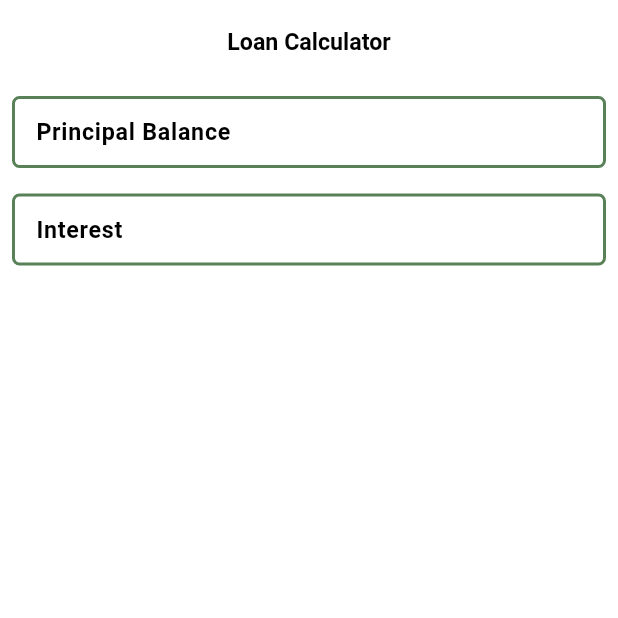
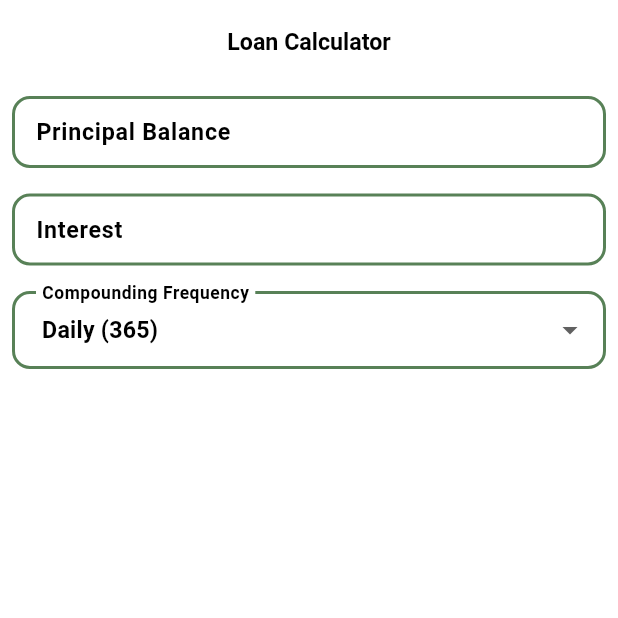
Before and after one commit to zachpfaltzgraff/Loan-Calculator, a Flutter app: the screen it shows after launch, on a phone screen of 412 x 824 dp, the top half of it. Run offline on Flutter 3.47's test engine with Material 3 defaults, Android fonts, the light colour scheme and no system bars; our stand-ins replace dropdown_button2, shared_preferences, vibration.

Commit message:
dropdown added

```diff
--- a/loan_calculator/lib/components/calculator_inputs.dart
+++ b/loan_calculator/lib/components/calculator_inputs.dart
@@ -1,8 +1,10 @@
 import 'package:flutter/material.dart';
 import 'package:loan_calculator/themes/theme.dart';
+import 'package:loan_calculator/themes/vibrator.dart';
 import 'package:loan_calculator/widgets/input.dart';
 import 'package:loan_calculator/widgets/input_validations.dart';
 import 'package:provider/provider.dart';
+import 'package:dropdown_button2/dropdown_button2.dart';
 
 class CalculatorInputs extends StatefulWidget {
   const CalculatorInputs({super.key});
@@ -17,6 +19,13 @@ class _CalculatorInputsState extends State<CalculatorInputs> {
 
   TextEditingController interestCalculator = TextEditingController();
   FocusNode interestNode = FocusNode();
+
+  List<String> compoundingFrequency = [
+    'Daily (365)',
+    'Monthly (12)',
+    'Yearly (1)',
+  ];
+  int selectedCompoundingIndex = 0;
 
   @override
   Widget build(BuildContext context) {
@@ -54,8 +63,62 @@ class _CalculatorInputsState extends State<CalculatorInputs> {
               InputValidation.onlyNumbers(),
             ],
           ),
+          compoundingInterestBox(theme, context),
         ],
       ),
     );
   }
+
+  DropdownButtonFormField<int> compoundingInterestBox(Themes theme, BuildContext context) {
+    return DropdownButtonFormField<int>(
+      value: selectedCompoundingIndex,
+      onChanged: (int? newIndex) {
+        if (selectedCompoundingIndex != newIndex) Vibrator().vibrateShort();
+        setState(() {
+          selectedCompoundingIndex = newIndex!;
+        });
+      },
+      onTap: () {
+        Vibrator().vibrateShort();
+      },
+      decoration: InputDecoration(
+        labelText: 'Compounding Frequency',
+        labelStyle: theme.textStyle(context),
+        filled: true,
+        fillColor: theme.backgroundColor,
+        contentPadding: const EdgeInsets.symmetric(horizontal: 16, vertical: 14),
+        border: OutlineInputBorder(
+          borderRadius: BorderRadius.circular(12),
+          borderSide: BorderSide(
+            color: theme.primaryColor,
+            width: 2,
+          ),
+        ),
+        enabledBorder: OutlineInputBorder(
+          borderRadius: BorderRadius.circular(12),
+          borderSide: BorderSide(
+            color: theme.primaryColor,
+            width: 2,
+          ),
+        ),
+        focusedBorder: OutlineInputBorder(
+          borderRadius: BorderRadius.circular(12),
+          borderSide: BorderSide(
+            color: theme.primaryColor,
+            width: 2.5,
+          ),
+        ),
+      ),
+      dropdownColor: theme.backgroundColor,
+      icon: const Icon(Icons.arrow_drop_down_outlined),
+      borderRadius: BorderRadius.circular(12),
+      items: List.generate(compoundingFrequency.length, (index) {
+        final item = compoundingFrequency[index];
+        return DropdownMenuItem<int>(
+          value: index,
+          child: Text(item, style: theme.textStyle(context)),
+        );
+      }),
+    );
+  }
 }
--- a/loan_calculator/lib/widgets/input.dart
+++ b/loan_calculator/lib/widgets/input.dart
@@ -93,21 +93,21 @@ class _InputBoxState extends State<InputBox> {
             filled: true,
             fillColor: widget.backgroundColor,
             border: OutlineInputBorder(
-              borderRadius: BorderRadius.circular(5),
+              borderRadius: BorderRadius.circular(12),
               borderSide: BorderSide(
                 color: errorText != null ? Colors.red : widget.outlinedColor,
                 width: 2
               ),
             ),
             enabledBorder: OutlineInputBorder(
-              borderRadius: BorderRadius.circular(5),
+              borderRadius: BorderRadius.circular(12),
               borderSide: BorderSide(
                 color: errorText != null ? Colors.red : widget.outlinedColor,
                 width: 2
               ),
             ),
             focusedBorder: OutlineInputBorder(
-              borderRadius: BorderRadius.circular(5),
+              borderRadius: BorderRadius.circular(12),
               borderSide: BorderSide(
                 color: errorText != null ? Colors.red : widget.outlinedColor,
                 width: 2
--- a/loan_calculator/pubspec.yaml
+++ b/loan_calculator/pubspec.yaml
@@ -37,6 +37,8 @@ dependencies:
   shared_preferences: ^2.5.3
   provider: ^6.1.5+1
   intl: ^0.20.2
+  vibration: ^3.1.4
+  dropdown_button2: ^2.3.9
 
 dev_dependencies:
   flutter_test:
```
Also changed, not shown: loan_calculator/lib/themes/vibrator.dart (added, +42 -0 lines), loan_calculator/pubspec.lock, 1 other file.
